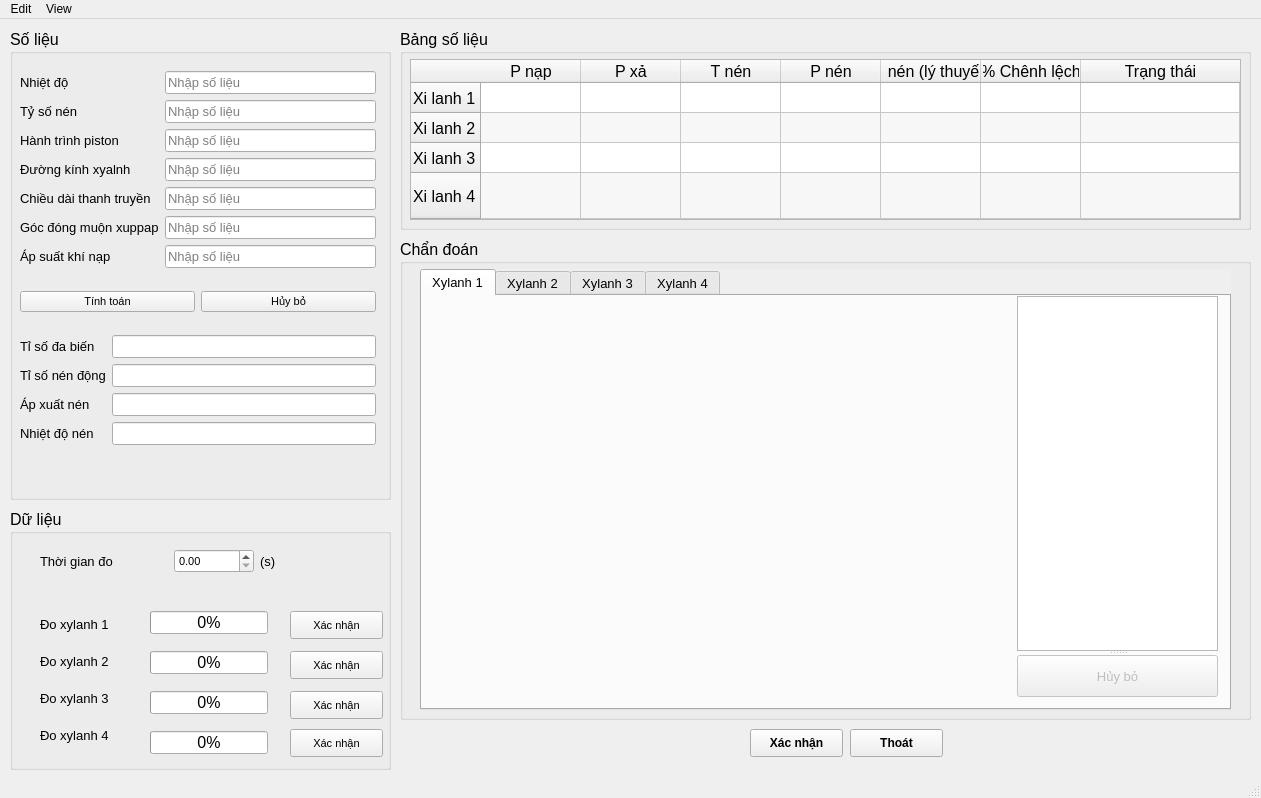
First picture: the form in GUI/GUImain.ui, repository Vuchauduytung/LuanVan, before the edit.
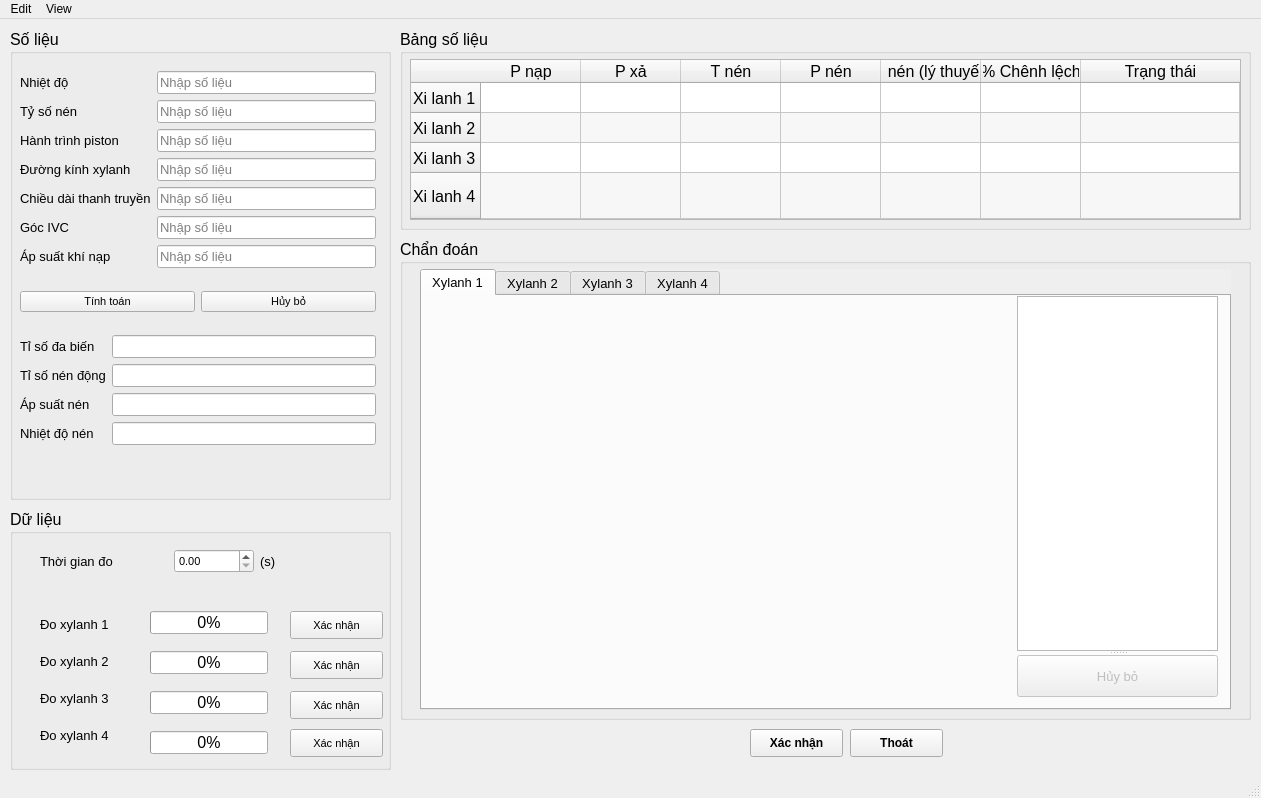
Second picture: the form after the edit.

The edit to the form file:
```diff
--- a/GUI/GUImain.ui
+++ b/GUI/GUImain.ui
@@ -135,7 +135,7 @@
            </font>
           </property>
           <property name="text">
-           <string>Góc đóng muộn xuppap</string>
+           <string>Góc IVC</string>
           </property>
          </widget>
         </item>
@@ -147,7 +147,7 @@
            </font>
           </property>
           <property name="text">
-           <string>Đường kính xyalnh</string>
+           <string>Đường kính xylanh</string>
           </property>
          </widget>
         </item>
@@ -343,7 +343,7 @@
            </font>
           </property>
           <property name="text">
-           <string>Áp xuất nén</string>
+           <string>Áp suất nén</string>
           </property>
          </widget>
         </item>
```
